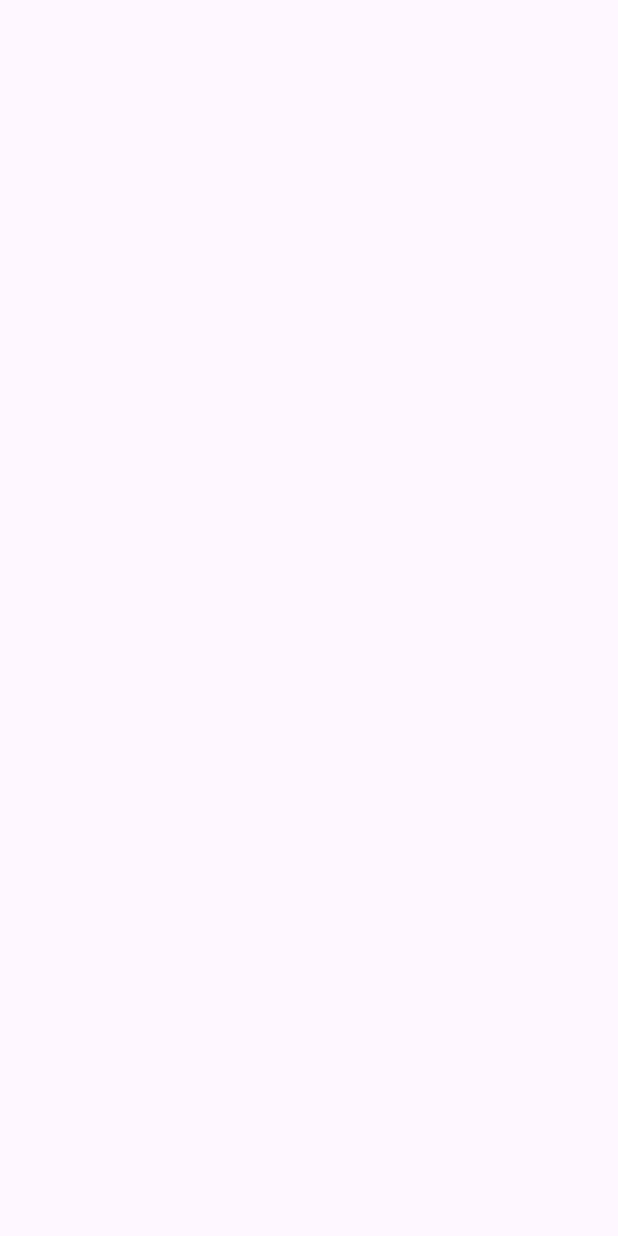
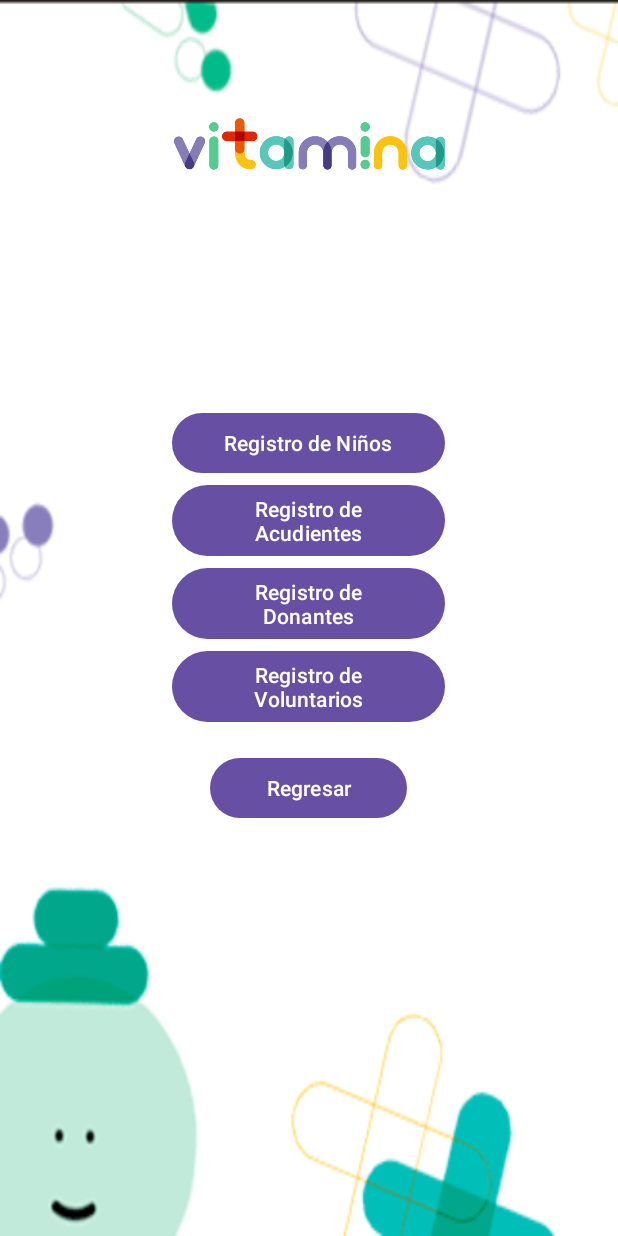
Before and after one commit to NataliNaar/fundacionCuatro, an Android app: the MenuActivity screen opened directly, with no data from a screen before it, on a phone screen of 412 x 824 dp. Before the commit the screen is empty. Run offline under Robolectric (Android 15) with nearby library versions, the phone set to English and light mode, and no system bars.

Commit message:
Haciendo CRUD de registro niños

```diff
--- a/app/build.gradle.kts
+++ b/app/build.gradle.kts
@@ -39,6 +39,7 @@ dependencies {
     implementation(libs.activity)
     implementation(libs.constraintlayout)
     implementation(libs.firebase.auth)
+    implementation(libs.firebase.firestore)
     testImplementation(libs.junit)
     androidTestImplementation(libs.ext.junit)
     androidTestImplementation(libs.espresso.core)
--- a/app/src/main/java/com/example/fundacioncuatro/MenuActivity.java
+++ b/app/src/main/java/com/example/fundacioncuatro/MenuActivity.java
@@ -1,6 +1,9 @@
 package com.example.fundacioncuatro;
 
+import android.content.Intent;
 import android.os.Bundle;
+import android.view.View;
+import android.widget.Button;
 
 import androidx.activity.EdgeToEdge;
 import androidx.appcompat.app.AppCompatActivity;
@@ -9,6 +12,8 @@ import androidx.core.view.ViewCompat;
 import androidx.core.view.WindowInsetsCompat;
 
 public class MenuActivity extends AppCompatActivity {
+    Button btnChildren, btnAdult , btnDonate, btnVoluntary, btnBack;
+
 
     @Override
     protected void onCreate(Bundle savedInstanceState) {
@@ -20,5 +25,48 @@ public class MenuActivity extends AppCompatActivity {
             v.setPadding(systemBars.left, systemBars.top, systemBars.right, systemBars.bottom);
             return insets;
         });
+
+        btnChildren = findViewById(R.id.btnRegistrationChildren);
+        btnAdult = findViewById(R.id.btnRegistrationAdult);
+        btnDonate = findViewById(R.id.btnRegistrationDonate);
+        btnVoluntary = findViewById(R.id.btnRegistrationVoluntary);
+        btnBack = findViewById(R.id.btnBack);
+
+
+        //Botón Registro de niños
+        btnChildren.setOnClickListener(new View.OnClickListener() {
+            @Override
+            public void onClick(View v) {
+                Intent intent = new Intent(MenuActivity.this, RegChildrenActivity.class);
+            }
+        });
+
+        //Botón Registro de acudientes
+        btnAdult.setOnClickListener(new View.OnClickListener() {
+            @Override
+            public void onClick(View v) {
+                Intent intent = new Intent(MenuActivity.this, RegAdultActivity.class);
+                startActivity(intent);
+            }
+        });
+
+        //Botón Registro de Donates
+        btnDonate.setOnClickListener(new View.OnClickListener() {
+            @Override
+            public void onClick(View v) {
+                Intent intent = new Intent(MenuActivity.this, RegEventActivity.class);
+                startActivity(intent);
+            }
+        });
+
+        // Acción para el botón "Regresar"
+        //Botón "Regresar" ( btnBack): Cuando se hace clic en este botón, se llama al método onBackPressed(), que retrocede a la actividad anterior. Esto simula la acción de presionar el botón físico "Atrás" en Android.
+        btnBack.setOnClickListener(new View.OnClickListener() {
+            @Override
+            public void onClick(View v) {
+                onBackPressed();
+            }
+        });
+
     }
 }
--- a/app/src/main/res/layout/activity_menu.xml
+++ b/app/src/main/res/layout/activity_menu.xml
@@ -5,6 +5,71 @@
     android:id="@+id/main"
     android:layout_width="match_parent"
     android:layout_height="match_parent"
+    android:background="@drawable/img_2"
     tools:context=".MenuActivity">
 
+
+    <LinearLayout
+        android:layout_width="412dp"
+        android:layout_height="366dp"
+        android:orientation="vertical"
+        android:padding="16dp"
+        app:layout_constraintBottom_toBottomOf="parent"
+        app:layout_constraintEnd_toEndOf="parent"
+        app:layout_constraintHorizontal_bias="0.0"
+        app:layout_constraintStart_toStartOf="parent"
+        app:layout_constraintTop_toTopOf="parent"
+        app:layout_constraintVertical_bias="0.557">
+
+        <Button
+            android:id="@+id/btnRegistrationChildren"
+            android:layout_width="182dp"
+            android:layout_height="wrap_content"
+            android:layout_gravity="center"
+            android:text="Registro de Niños" />
+
+        <Button
+            android:id="@+id/btnRegistrationAdult"
+            android:layout_width="182dp"
+            android:layout_height="wrap_content"
+            android:layout_gravity="center"
+            android:text="Registro de Acudientes" />
+
+        <Button
+            android:id="@+id/btnRegistrationDonate"
+            android:layout_width="182dp"
+            android:layout_height="wrap_content"
+            android:layout_gravity="center"
+            android:text="Registro de Donantes" />
+
+        <Button
+            android:id="@+id/btnRegistrationVoluntary"
+            android:layout_width="182dp"
+            android:layout_height="wrap_content"
+            android:layout_gravity="center"
+            android:text="Registro de Voluntarios" />
+
+        <Button
+            android:id="@+id/btnBack"
+            android:layout_width="131dp"
+            android:layout_height="48dp"
+            android:layout_gravity="center"
+            android:layout_marginTop="16dp"
+            android:minHeight="48dp"
+            android:minWidth="48dp"
+            android:padding="10dp"
+            android:text="Regresar" />
+    </LinearLayout>
+
+    <!-- Agregando restricciones al ImageView -->
+    <ImageView
+        android:id="@+id/imageView"
+        android:layout_width="400dp"
+        android:layout_height="191dp"
+        android:scaleType="fitCenter"
+        app:layout_constraintEnd_toEndOf="parent"
+        app:layout_constraintStart_toStartOf="parent"
+        app:layout_constraintTop_toTopOf="parent"
+        app:srcCompat="@drawable/img_1_logo" />
+
 </androidx.constraintlayout.widget.ConstraintLayout>
--- a/gradle/libs.versions.toml
+++ b/gradle/libs.versions.toml
@@ -9,6 +9,7 @@ activity = "1.9.3"
 constraintlayout = "2.2.0"
 googleGmsGoogleServices = "4.4.2"
 firebaseAuth = "23.1.0"
+firebaseFirestore = "25.1.1"
 
 [libraries]
 junit = { group = "junit", name = "junit", version.ref = "junit" }
@@ -19,6 +20,7 @@ material = { group = "com.google.android.material", name = "material", version.r
 activity = { group = "androidx.activity", name = "activity", version.ref = "activity" }
 constraintlayout = { group = "androidx.constraintlayout", name = "constraintlayout", version.ref = "constraintlayout" }
 firebase-auth = { group = "com.google.firebase", name = "firebase-auth", version.ref = "firebaseAuth" }
+firebase-firestore = { group = "com.google.firebase", name = "firebase-firestore", version.ref = "firebaseFirestore" }
 
 [plugins]
 android-application = { id = "com.android.application", version.ref = "agp" }
```
Also changed, not shown: app/src/main/AndroidManifest.xml (+9 -0 lines), app/src/main/java/com/example/fundacioncuatro/RegAdultActivity.java (added, +24 -0 lines), app/src/main/java/com/example/fundacioncuatro/RegChildrenActivity.java (added, +119 -0 lines), app/src/main/java/com/example/fundacioncuatro/RegEventActivity.java (added, +24 -0 lines), app/src/main/res/layout/activity_reg_adult.xml (added, +103 -0 lines), app/src/main/res/layout/activity_reg_children.xml (added, +100 -0 lines), app/src/main/res/layout/activity_reg_event.xml (added, +92 -0 lines).
